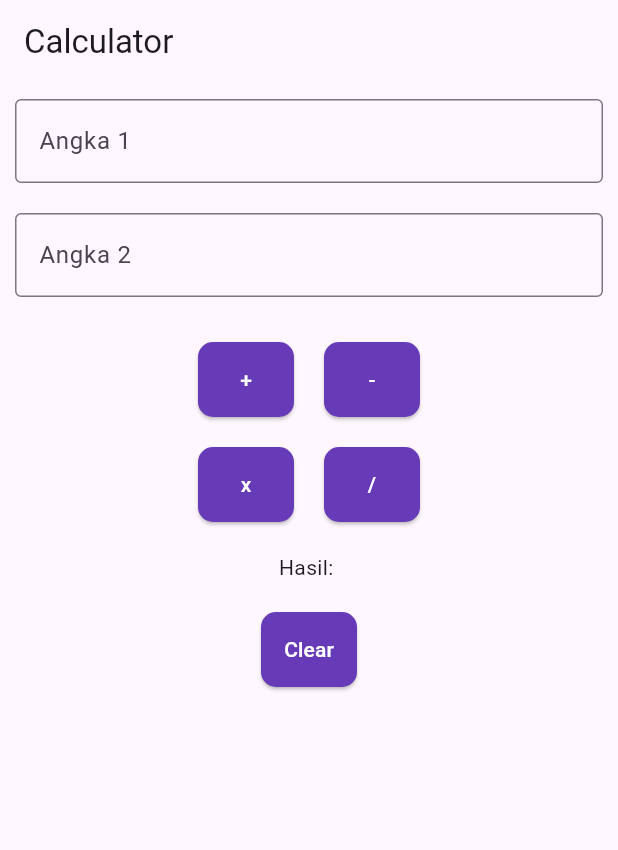
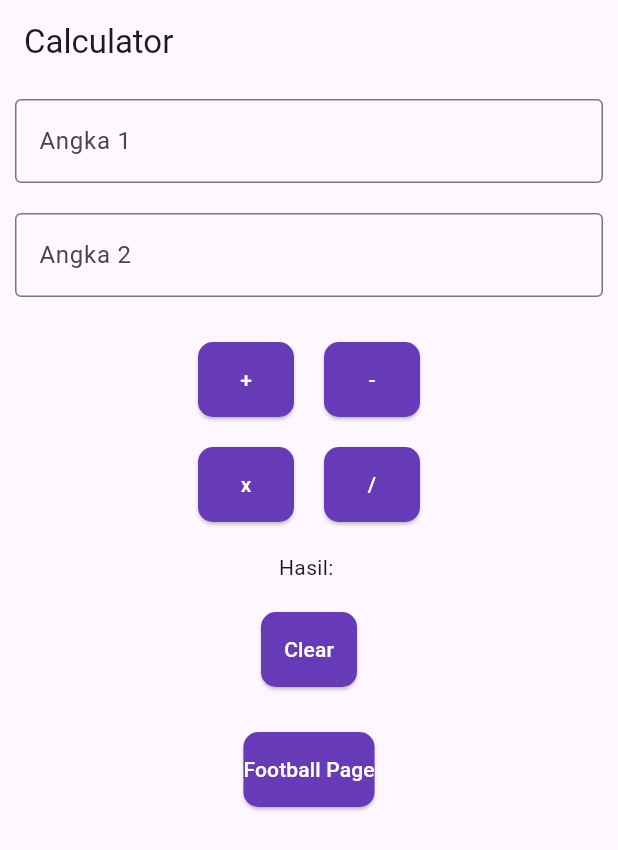
Before and after one commit to narareya/Latihan1_Flutter_11PPLG2, a Flutter app: the screen it shows after launch, on a phone screen of 412 x 824 dp. Shown: the top 850 px of the screen. Run offline on Flutter 3.47's test engine with Material 3 defaults, Android fonts, the phone set to English and light mode, and no system bars; our stand-ins replace get.

Commit message:
feat [EJL] routes

```diff
--- a/flutter_application_1/lib/main.dart
+++ b/flutter_application_1/lib/main.dart
@@ -1,5 +1,6 @@
 import 'package:flutter/material.dart';
-import 'package:flutter_application_1/pages/calculator_page.dart';
+import 'package:flutter_application_1/routes/pages.dart';
+import 'package:flutter_application_1/routes/routes.dart';
 import 'package:get/get.dart';
 
 
@@ -19,7 +20,8 @@ class MyApp extends StatelessWidget {
         // This is the theme of your application.
         colorScheme: ColorScheme.fromSeed(seedColor: Colors.deepPurple),
       ),
-      home: CalculatorPage(),
+      initialRoute: AppRoutes.calculatorPage,
+      getPages: AppPages.pages,
     );
   }
 }
--- /dev/null
+++ b/flutter_application_1/lib/models/player_model.dart
@@ -0,0 +1,13 @@
+class PlayerModel {
+  String name;
+  String position;
+  int number;
+  String image;
+
+  PlayerModel({
+    required this.name,
+    required this.position,
+    required this.number,
+    required this.image,
+  });
+}
--- a/flutter_application_1/lib/pages/calculator_page.dart
+++ b/flutter_application_1/lib/pages/calculator_page.dart
@@ -1,5 +1,6 @@
 import 'package:flutter/material.dart';
 import 'package:flutter_application_1/controller/calculator_controller.dart';
+import 'package:flutter_application_1/routes/routes.dart';
 import 'package:flutter_application_1/widget/widget_component.dart';
 import 'package:get/get.dart';
 
@@ -61,7 +62,16 @@ class CalculatorPage extends StatelessWidget {
 
           CustomButton(onPressed: () {
             calculatorController.clear();
-          }, label: "Clear")
+          }, label: "Clear"),
+
+          Container(
+            margin: EdgeInsets.all(30),
+            child: CustomButton(
+              onPressed: () {
+              Get.toNamed(AppRoutes.footballPage);
+            },
+            label: "Football Page"),
+          ),
         ],
       ),
     );
--- /dev/null
+++ b/flutter_application_1/lib/routes/pages.dart
@@ -0,0 +1,19 @@
+import 'package:flutter_application_1/models/player_model.dart';
+import 'package:flutter_application_1/pages/calculator_page.dart';
+import 'package:flutter_application_1/pages/edit_player.dart';
+import 'package:flutter_application_1/pages/football.dart';
+import 'package:flutter_application_1/routes/routes.dart';
+import 'package:get/get.dart';
+
+class AppPages {
+  static final pages = [
+    GetPage(name: AppRoutes.calculatorPage, page: ()=> CalculatorPage()),
+    GetPage(name: AppRoutes.footballPage, page: ()=> FootballPlayer()),
+    GetPage(
+      name: AppRoutes.editplayerPage,
+      page: () {
+        final player = Get.arguments as PlayerModel;
+        return EditPlayerPage(player: player);
+      }),
+  ];
+}
--- /dev/null
+++ b/flutter_application_1/lib/routes/routes.dart
@@ -0,0 +1,5 @@
+class AppRoutes {
+  static const String calculatorPage = "/calculatorPage";
+  static const String footballPage = "/footballPage";
+  static const String editplayerPage = "/editplayerPage";
+}
--- a/flutter_application_1/pubspec.yaml
+++ b/flutter_application_1/pubspec.yaml
@@ -61,6 +61,11 @@ flutter:
   # To add assets to your application, add an assets section, like this:
   assets:
     - assets/image1.jpeg
+    - assets/cristiano.jpg
+    - assets/aaron.jpeg
+    - assets/david.jpeg
+    - assets/minsoo.jpg
+    - assets/messi.jpg
 
   # An image asset can refer to one or more resolution-specific "variants", see
   # https://flutter.dev/to/resolution-aware-images
```
Also changed, not shown: flutter_application_1/lib/controller/editplayer_controller.dart (added, +89 -0 lines), flutter_application_1/lib/controller/football_controller.dart (added, +13 -0 lines), flutter_application_1/lib/pages/edit_player.dart (added, +35 -0 lines), flutter_application_1/lib/pages/football.dart (added, +53 -0 lines), flutter_application_1/assets/aaron.jpeg (added), flutter_application_1/assets/cristiano.jpg (added), flutter_application_1/assets/david.jpeg (added), flutter_application_1/assets/messi.jpg (added), flutter_application_1/assets/minsoo.jpg (added).
